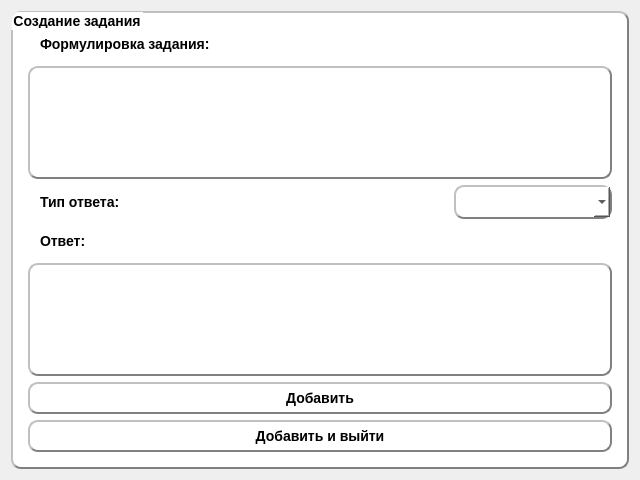
Before: the Qt Designer form questionedit.ui in Rayzedan/SystemControlStudent, drawn with Qt 5.
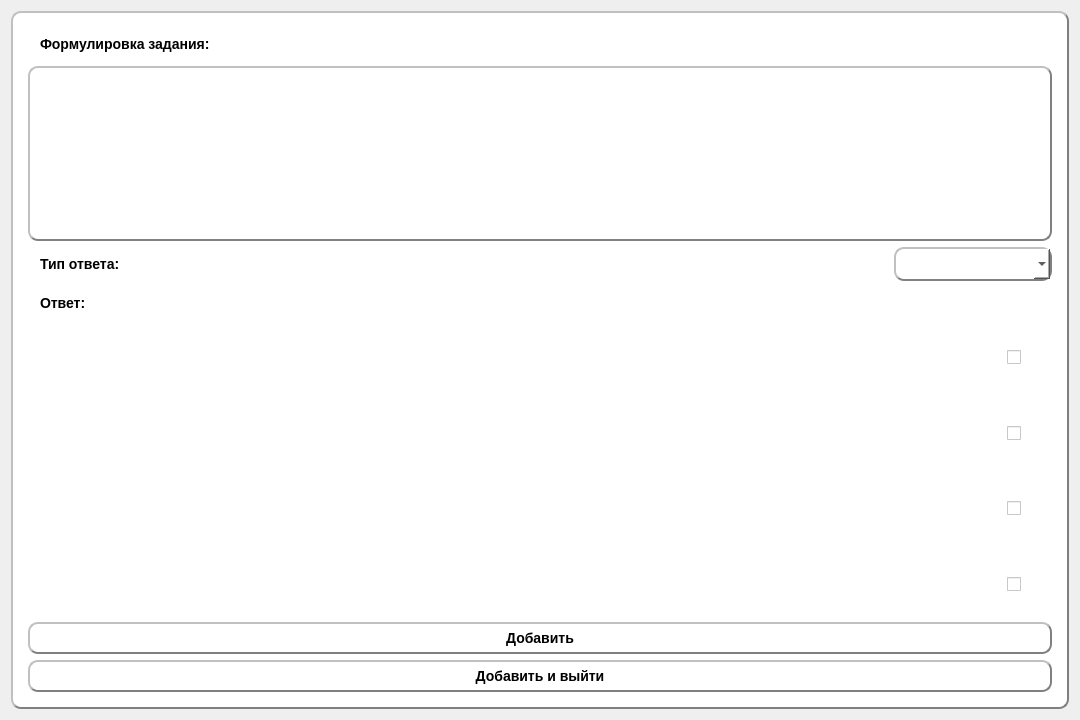
After: the same form once the commit is applied. The open tabs and pages were chosen to show the change.

Diff of the .ui file:
```diff
--- a/questionedit.ui
+++ b/questionedit.ui
@@ -6,14 +6,14 @@
    <rect>
     <x>0</x>
     <y>0</y>
-    <width>640</width>
-    <height>480</height>
+    <width>1080</width>
+    <height>720</height>
    </rect>
   </property>
   <property name="minimumSize">
    <size>
-    <width>640</width>
-    <height>480</height>
+    <width>1080</width>
+    <height>720</height>
    </size>
   </property>
   <property name="windowTitle">
@@ -22,7 +22,7 @@
   <property name="styleSheet">
    <string notr="true"/>
   </property>
-  <layout class="QHBoxLayout" name="horizontalLayout_2">
+  <layout class="QVBoxLayout" name="verticalLayout_7">
    <item>
     <widget class="QGroupBox" name="groupBox">
      <property name="font">
@@ -53,7 +53,7 @@
  }</string>
      </property>
      <property name="title">
-      <string>Создание задания</string>
+      <string/>
      </property>
      <layout class="QVBoxLayout" name="verticalLayout_2">
       <item>
@@ -128,7 +128,159 @@
        </widget>
       </item>
       <item>
-       <widget class="QTextEdit" name="textEdit_2"/>
+       <widget class="QStackedWidget" name="stackedWidget">
+        <property name="styleSheet">
+         <string notr="true"> border-color: white;</string>
+        </property>
+        <property name="currentIndex">
+         <number>0</number>
+        </property>
+        <widget class="QWidget" name="TextPage">
+         <layout class="QVBoxLayout" name="verticalLayout_3">
+          <item>
+           <widget class="QTextEdit" name="textEdit_2">
+            <property name="styleSheet">
+             <string notr="true"> border-color: gray;</string>
+            </property>
+           </widget>
+          </item>
+         </layout>
+        </widget>
+        <widget class="QWidget" name="TestPage">
+         <layout class="QVBoxLayout" name="verticalLayout_6">
+          <item>
+           <layout class="QHBoxLayout" name="horizontalLayout_2">
+            <item>
+             <layout class="QVBoxLayout" name="verticalLayout_4">
+              <item>
+               <widget class="QLineEdit" name="TextAns1"/>
+              </item>
+              <item>
+               <spacer name="verticalSpacer">
+                <property name="orientation">
+                 <enum>Qt::Vertical</enum>
+                </property>
+                <property name="sizeHint" stdset="0">
+                 <size>
+                  <width>20</width>
+                  <height>40</height>
+                 </size>
+                </property>
+               </spacer>
+              </item>
+              <item>
+               <widget class="QLineEdit" name="TextAns2"/>
+              </item>
+              <item>
+               <spacer name="verticalSpacer_2">
+                <property name="orientation">
+                 <enum>Qt::Vertical</enum>
+                </property>
+                <property name="sizeHint" stdset="0">
+                 <size>
+                  <width>20</width>
+                  <height>40</height>
+                 </size>
+                </property>
+               </spacer>
+              </item>
+              <item>
+               <widget class="QLineEdit" name="TextAns3"/>
+              </item>
+              <item>
+               <spacer name="verticalSpacer_3">
+                <property name="orientation">
+                 <enum>Qt::Vertical</enum>
+                </property>
+                <property name="sizeHint" stdset="0">
+                 <size>
+                  <width>20</width>
+                  <height>40</height>
+                 </size>
+                </property>
+               </spacer>
+              </item>
+              <item>
+               <widget class="QLineEdit" name="TextAns4"/>
+              </item>
+             </layout>
+            </item>
+            <item>
+             <layout class="QVBoxLayout" name="verticalLayout_5">
+              <item>
+               <widget class="QCheckBox" name="ChAns1">
+                <property name="text">
+                 <string/>
+                </property>
+               </widget>
+              </item>
+              <item>
+               <spacer name="verticalSpacer_4">
+                <property name="orientation">
+                 <enum>Qt::Vertical</enum>
+                </property>
+                <property name="sizeHint" stdset="0">
+                 <size>
+                  <width>20</width>
+                  <height>40</height>
+                 </size>
+                </property>
+               </spacer>
+              </item>
+              <item>
+               <widget class="QCheckBox" name="ChAns2">
+                <property name="text">
+                 <string/>
+                </property>
+               </widget>
+              </item>
+              <item>
+               <spacer name="verticalSpacer_5">
+                <property name="orientation">
+                 <enum>Qt::Vertical</enum>
+                </property>
+                <property name="sizeHint" stdset="0">
+                 <size>
+                  <width>20</width>
+                  <height>40</height>
+                 </size>
+                </property>
+               </spacer>
+              </item>
+              <item>
+               <widget class="QCheckBox" name="ChAns3">
+                <property name="text">
+                 <string/>
+                </property>
+               </widget>
+              </item>
+              <item>
+               <spacer name="verticalSpacer_6">
+                <property name="orientation">
+                 <enum>Qt::Vertical</enum>
+                </property>
+                <property name="sizeHint" stdset="0">
+                 <size>
+                  <width>20</width>
+                  <height>40</height>
+                 </size>
+                </property>
+               </spacer>
+              </item>
+              <item>
+               <widget class="QCheckBox" name="ChAns4">
+                <property name="text">
+                 <string/>
+                </property>
+               </widget>
+              </item>
+             </layout>
+            </item>
+           </layout>
+          </item>
+         </layout>
+        </widget>
+       </widget>
       </item>
       <item>
        <layout class="QVBoxLayout" name="verticalLayout">
```
